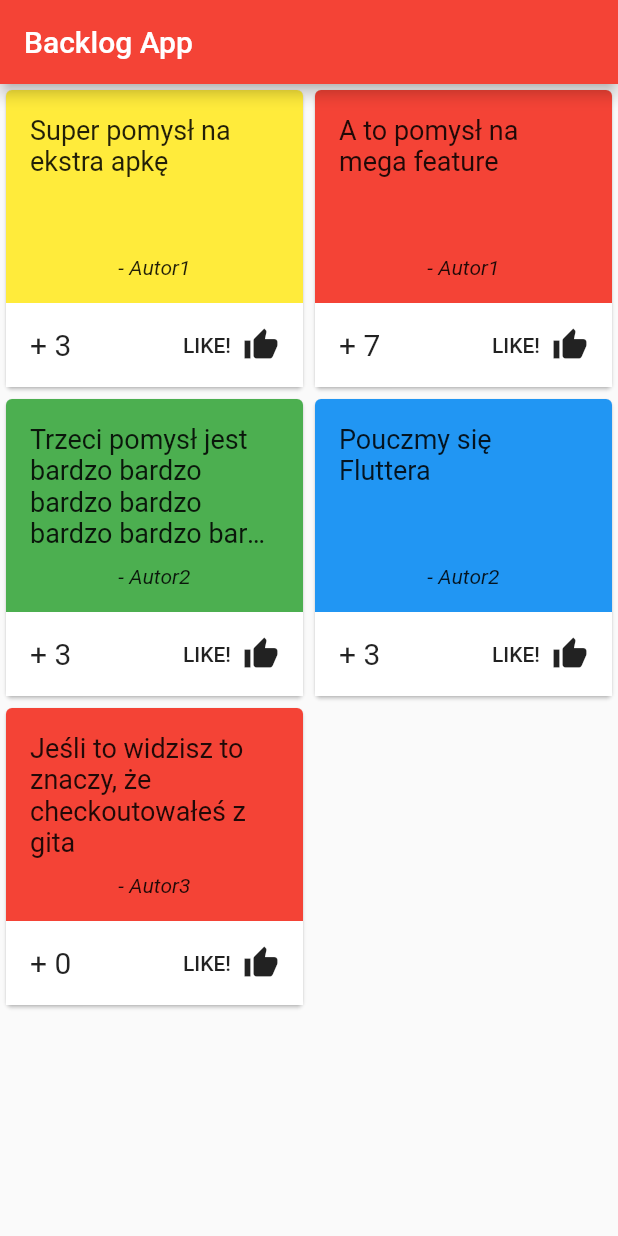
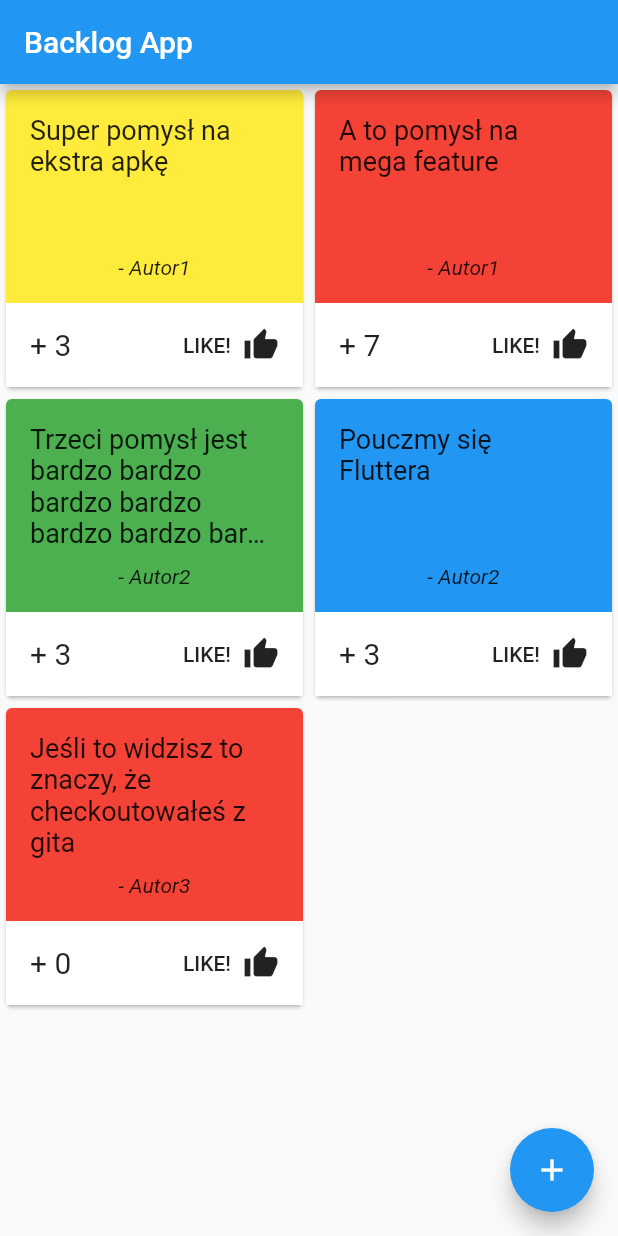
Before and after one commit to MarcinusX/backlog_app, a Flutter app: the screen it shows after launch, on a phone screen of 412 x 824 dp. Run offline on Flutter 3.47's test engine with Material 2 defaults, Android fonts, the phone set to English and light mode, and no system bars.

Commit message:
Added note form page

```diff
--- a/lib/widget/backlog_list_page.dart
+++ b/lib/widget/backlog_list_page.dart
@@ -1,4 +1,5 @@
 import 'package:backlog_app/model/note.dart';
+import 'package:backlog_app/widget/new_note_page.dart';
 import 'package:backlog_app/widget/note_card.dart';
 import 'package:flutter/material.dart';
 
@@ -26,6 +27,23 @@ class BacklogListPage extends StatelessWidget {
         crossAxisCount: 2,
         children: notes.map((Note note) => NoteCard(note: note)).toList(),
       ),
+      floatingActionButton: _NewNoteFloatingActionButton(),
     );
   }
 }
+
+class _NewNoteFloatingActionButton extends StatelessWidget {
+  @override
+  Widget build(BuildContext context) {
+    return FloatingActionButton(
+      child: Icon(Icons.add),
+      onPressed: () => _goToNewNotePage(context),
+    );
+  }
+
+  void _goToNewNotePage(BuildContext context) {
+    Navigator.of(context).push(MaterialPageRoute(
+      builder: (context) => NewNotePage(),
+    ));
+  }
+}
--- a/lib/widget/my_app.dart
+++ b/lib/widget/my_app.dart
@@ -7,7 +7,7 @@ class MyApp extends StatelessWidget {
     return MaterialApp(
       title: 'BacklogApp',
       theme: ThemeData(
-        primaryColor: Colors.red,
+        primaryColor: Colors.blue,
       ),
       home: BacklogListPage(),
     );
```
Also changed, not shown: lib/widget/new_note_page.dart (added, +58 -0 lines).
